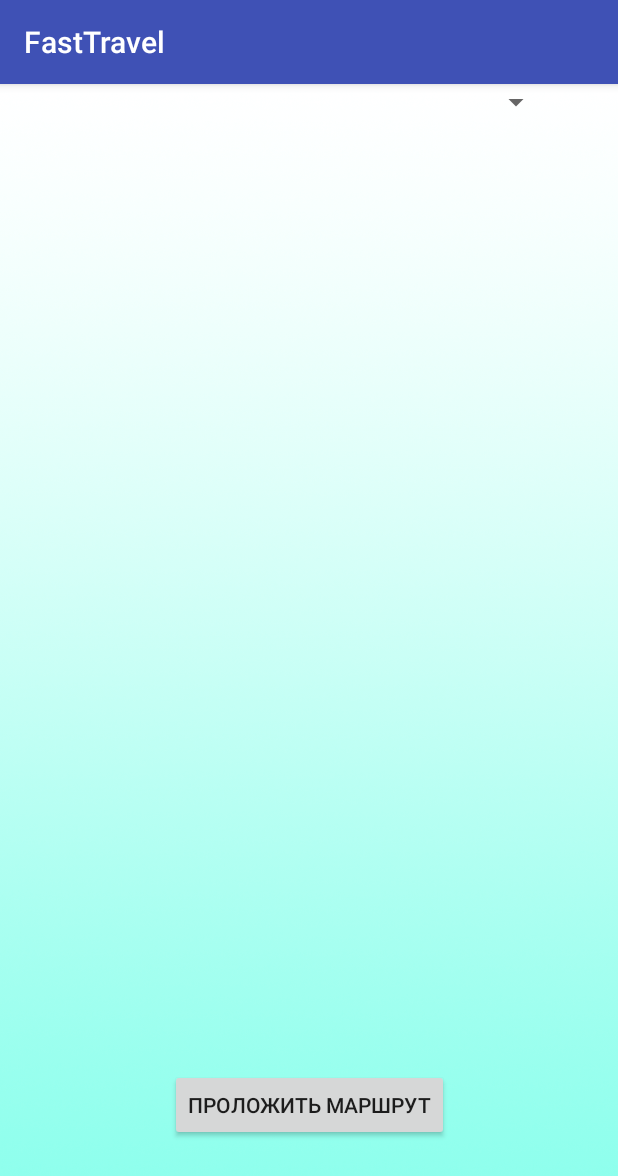
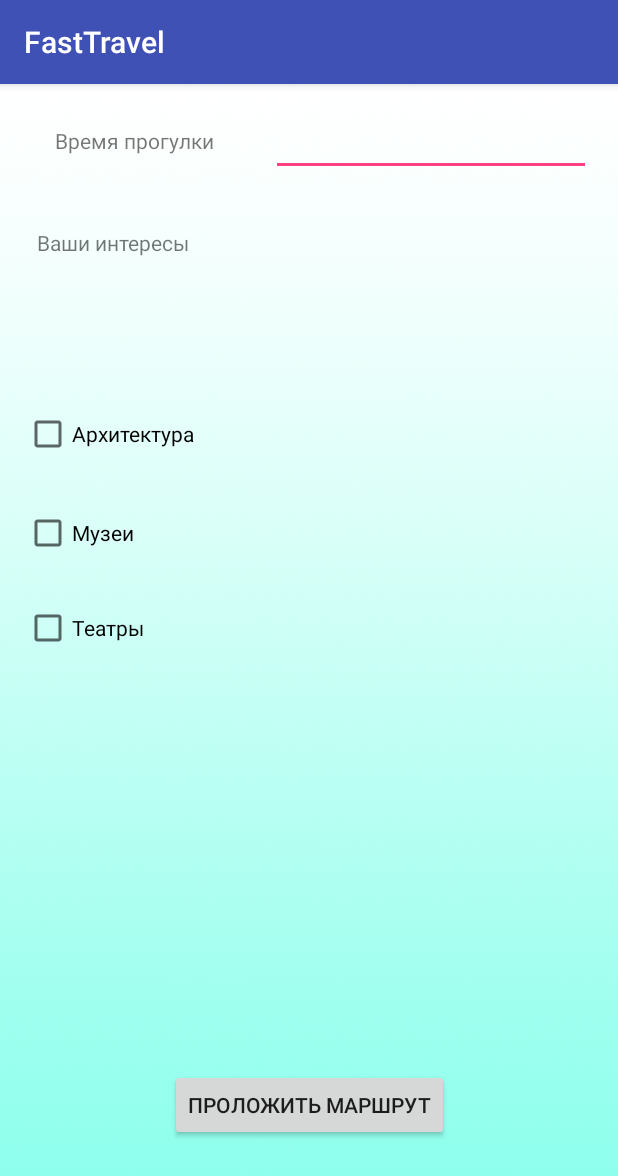
Before and after one commit to Project1091/FastTravel, an Android app: the screen it shows after launch (MainActivity), on a phone screen of 412 x 824 dp. Shown: the top 1176 px of the screen. Run offline under Robolectric (Android 15) with nearby library versions, the phone set to English and light mode, and no system bars.

```diff
--- a/app/src/main/java/com/project109/fasttravel/MainActivity.java
+++ b/app/src/main/java/com/project109/fasttravel/MainActivity.java
@@ -15,6 +15,8 @@ import android.os.Bundle;
 import android.util.Log;
 import android.view.View;
 import android.widget.Button;
+import android.widget.CheckBox;
+import android.widget.EditText;
 import android.widget.Spinner;
 
 import java.util.ArrayList;
@@ -29,11 +31,24 @@ public class MainActivity extends AppCompatActivity implements LocationListener
     protected void onCreate(Bundle savedInstanceState) {
         super.onCreate(savedInstanceState);
         setContentView(R.layout.activity_main);
+        final EditText ed = (EditText)findViewById(R.id.editText);
+
         Button b = (Button)findViewById(R.id.button);
+        CheckBox chk1 = (CheckBox)findViewById(R.id.checkBox2);
+        CheckBox chk2 = (CheckBox)findViewById(R.id.checkBox3);
+        CheckBox chk3 = (CheckBox)findViewById(R.id.checkBox4);
+        final ArrayList<Integer> tagArr = new ArrayList<Integer>();
+        tagArr.add(chk1.isChecked() ? 0 : 1);
+        tagArr.add(chk2.isChecked() ? 0 : 2);
+        tagArr.add(chk3.isChecked() ? 0 : 3);
         b.setOnClickListener(new View.OnClickListener() {
             public void onClick(View v) {
                     Intent intent = new Intent(MainActivity.this, TravelMapActivity.class);
-                    startActivity(intent);
+                    intent.putExtra("gpsLat", gpsLat);
+                    intent.putExtra("gpsLon", gpsLon);
+                    intent.putExtra("time", Integer.parseInt(ed.getText().toString()));
+                    intent.putExtra("tags", tagArr);
+                startActivity(intent);
             }
         });
         StartGps();
@@ -57,8 +72,6 @@ public class MainActivity extends AppCompatActivity implements LocationListener
         }
 
         locationManager.requestLocationUpdates(locationProvider, 0, 0, this);
-
-        Location lastKnownLocation = locationManager.getLastKnownLocation(locationProvider);
     }
 
     @Override
--- a/app/src/main/res/layout/activity_main.xml
+++ b/app/src/main/res/layout/activity_main.xml
@@ -22,11 +22,83 @@
         app:layout_constraintTop_toTopOf="parent"
         app:layout_constraintVertical_bias="0.921" />
 
-    <Spinner
-        android:id="@+id/spinner"
-        android:layout_width="368dp"
+    <EditText
+        android:id="@+id/editText"
+        android:layout_width="wrap_content"
         android:layout_height="wrap_content"
-        tools:layout_editor_absoluteX="8dp"
-        tools:layout_editor_absoluteY="16dp" />
+        android:layout_marginEnd="8dp"
+        android:layout_marginStart="8dp"
+        android:layout_marginTop="16dp"
+        android:ems="10"
+        android:inputType="time"
+        app:layout_constraintEnd_toEndOf="parent"
+        app:layout_constraintHorizontal_bias="0.947"
+        app:layout_constraintStart_toStartOf="parent"
+        app:layout_constraintTop_toTopOf="parent" />
+
+    <TextView
+        android:id="@+id/textView"
+        android:layout_width="wrap_content"
+        android:layout_height="wrap_content"
+        android:layout_marginEnd="8dp"
+        android:layout_marginStart="8dp"
+        android:layout_marginTop="28dp"
+        android:text="Время прогулки"
+        app:layout_constraintEnd_toStartOf="@+id/editText"
+        app:layout_constraintHorizontal_bias="0.483"
+        app:layout_constraintStart_toStartOf="parent"
+        app:layout_constraintTop_toTopOf="parent" />
+
+    <TextView
+        android:id="@+id/textView2"
+        android:layout_width="wrap_content"
+        android:layout_height="wrap_content"
+        android:layout_marginEnd="8dp"
+        android:layout_marginStart="8dp"
+        android:layout_marginTop="96dp"
+        android:text="Ваши интересы"
+        app:layout_constraintEnd_toEndOf="parent"
+        app:layout_constraintHorizontal_bias="0.056"
+        app:layout_constraintStart_toStartOf="parent"
+        app:layout_constraintTop_toTopOf="parent" />
+
+    <CheckBox
+        android:id="@+id/checkBox2"
+        android:layout_width="wrap_content"
+        android:layout_height="wrap_content"
+        android:layout_marginBottom="8dp"
+        android:layout_marginStart="16dp"
+        android:layout_marginTop="8dp"
+        android:text="Архитектура"
+        app:layout_constraintBottom_toBottomOf="parent"
+        app:layout_constraintStart_toStartOf="parent"
+        app:layout_constraintTop_toTopOf="parent"
+        app:layout_constraintVertical_bias="0.291" />
+
+    <CheckBox
+        android:id="@+id/checkBox3"
+        android:layout_width="wrap_content"
+        android:layout_height="wrap_content"
+        android:layout_marginBottom="8dp"
+        android:layout_marginStart="16dp"
+        android:layout_marginTop="8dp"
+        android:text="Музеи"
+        app:layout_constraintBottom_toBottomOf="parent"
+        app:layout_constraintStart_toStartOf="parent"
+        app:layout_constraintTop_toTopOf="parent"
+        app:layout_constraintVertical_bias="0.382" />
+
+    <CheckBox
+        android:id="@+id/checkBox4"
+        android:layout_width="wrap_content"
+        android:layout_height="wrap_content"
+        android:layout_marginBottom="8dp"
+        android:layout_marginStart="16dp"
+        android:layout_marginTop="8dp"
+        android:text="Театры"
+        app:layout_constraintBottom_toBottomOf="parent"
+        app:layout_constraintStart_toStartOf="parent"
+        app:layout_constraintTop_toTopOf="parent"
+        app:layout_constraintVertical_bias="0.47" />
 
 </android.support.constraint.ConstraintLayout>
```
Also changed, not shown: app/src/main/java/com/project109/fasttravel/FTEngine.java (+24 -8 lines), app/src/main/java/com/project109/fasttravel/TravelMapActivity.java (+131 -32 lines).
